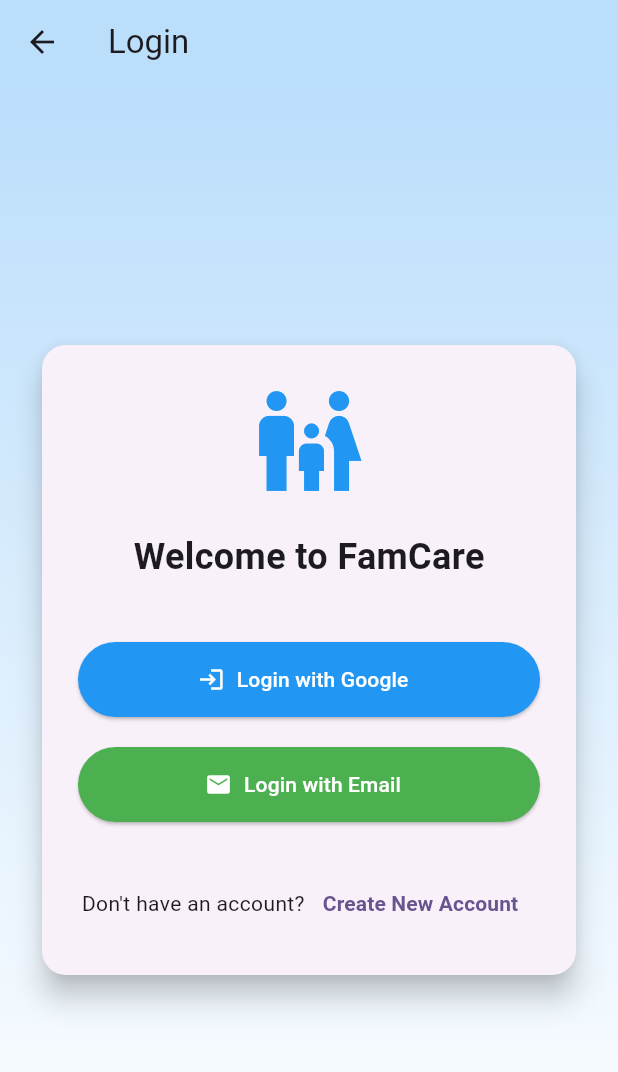
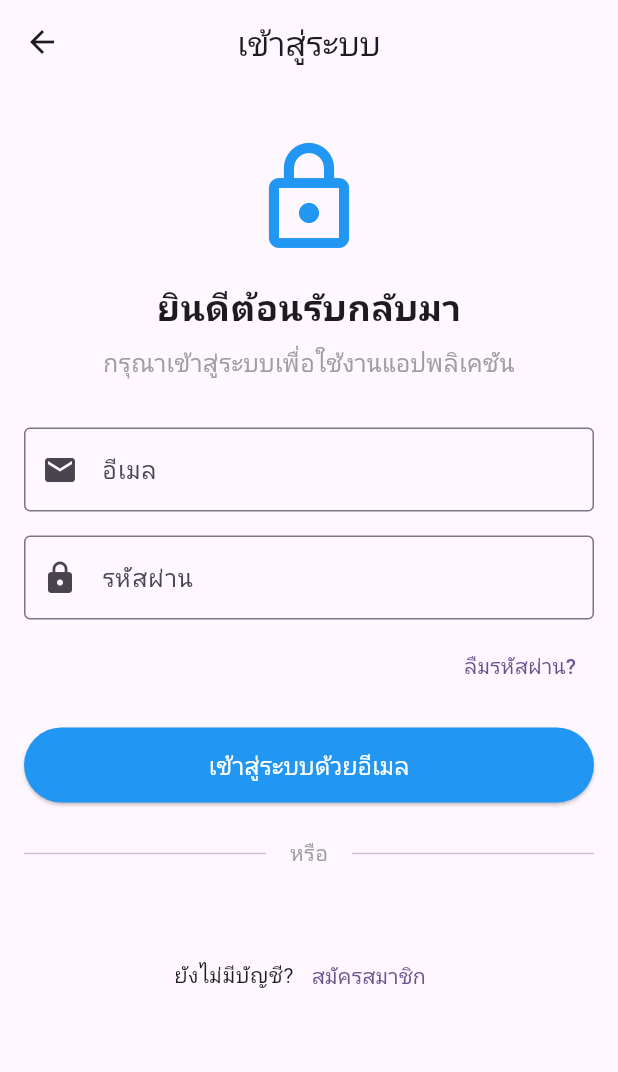
Before and after one commit to peeradol7/fam_care, a Flutter app: the screen it shows after launch, after a tap on "Login to Your Account", on a phone screen of 412 x 824 dp. Shown: the top 1072 px of the screen. Run offline on Flutter 3.47's test engine with Material 3 defaults, Android fonts, the phone set to English and light mode, and no system bars; our stand-ins replace cloud_firestore, firebase_auth, firebase_core, get, go_router, google_sign_in and 1 more; accounts and stored records are empty.

Commit message:
login-page-withemail/password

```diff
--- a/lib/app_routes.dart
+++ b/lib/app_routes.dart
@@ -1,6 +1,6 @@
 import 'package:fam_care/view/input_information_page.dart';
 import 'package:fam_care/view/langding_page.dart';
-import 'package:fam_care/view/login_email_password.dart';
+//import 'package:fam_care/view/login_email_password.dart';
 import 'package:fam_care/view/login_page.dart';
 import 'package:fam_care/view/register_page.dart';
 import 'package:go_router/go_router.dart';
@@ -9,7 +9,6 @@ class AppRoutes {
   static const String landingPage = '/';
   static const String loginPage = '/loginpage';
   static const String registerpage = '/register';
-  static const String loginEmailPasswordPage = '/login_email_page';
   static const String inputInformationPage = '/input-information';
   static final GoRouter router = GoRouter(
     initialLocation: landingPage,
@@ -20,16 +19,16 @@ class AppRoutes {
       ),
       GoRoute(
         path: loginPage,
-        builder: (context, state) => LoginPage(),
+        builder: (context, state) => LoginScreen(),
       ),
       GoRoute(
         path: registerpage,
         builder: (context, state) => RegisterPage(),
       ),
-      GoRoute(
-        path: loginEmailPasswordPage,
-        builder: (context, state) => LoginEmailPassword(),
-      ),
+      // GoRoute(
+      //   path: loginEmailPasswordPage,
+      //   builder: (context, state) => LoginEmailPassword(),
+      // ),
       GoRoute(
         path: inputInformationPage,
         builder: (context, state) => InputInformationPage(),
--- a/lib/view/login_page.dart
+++ b/lib/view/login_page.dart
@@ -1,135 +1,225 @@
-// 1. ปรับปรุง Login Page
-import 'package:fam_care/app_routes.dart';
+import 'package:fam_care/controller/email_login_controller.dart';
 import 'package:flutter/material.dart';
 import 'package:get/get.dart';
 import 'package:go_router/go_router.dart';
+import '../controller/email_login_controller.dart'; // email login controller
+import '../controller/google_auth_controller.dart'; // เพิ่ม controller สำหรับ Google Login
 
-import '../controller/google_auth_controller.dart';
+class LoginScreen extends StatefulWidget {
+  const LoginScreen({Key? key}) : super(key: key);
 
-class LoginPage extends StatelessWidget {
-  LoginPage({Key? key}) : super(key: key);
-  final GoogleAuthController googleAuthController =
-      Get.find<GoogleAuthController>();
+  @override
+  _LoginScreenState createState() => _LoginScreenState();
+}
+
+class _LoginScreenState extends State<LoginScreen> {
+  final EmailLoginController _emailController = Get.put(EmailLoginController());
+  final GoogleAuthController _googleController = Get.put(GoogleAuthController()); // เรียกใช้ controller ที่มีอยู่แล้ว
+  final TextEditingController _emailTextController = TextEditingController();
+  final TextEditingController _passwordController = TextEditingController();
+  final _formKey = GlobalKey<FormState>();
+
+  @override
+  void dispose() {
+    _emailTextController.dispose();
+    _passwordController.dispose();
+    super.dispose();
+  }
 
   @override
   Widget build(BuildContext context) {
-    Future<void> handleLogin() async {
-      try {
-        await googleAuthController.googleLoginController();
-
-        await Future.delayed(Duration(milliseconds: 500));
-
-        if (googleAuthController.userData.value == null) {
-          ScaffoldMessenger.of(context).showSnackBar(
-            SnackBar(content: Text('Login failed. Please try again.')),
-          );
-        } else {
-          if (context.mounted) {
-            context.go(AppRoutes.inputInformationPage);
-          }
-        }
-      } catch (e) {
-        print('Error: $e');
-        if (context.mounted) {
-          ScaffoldMessenger.of(context).showSnackBar(
-            SnackBar(content: Text('An error occurred. Please try again.')),
-          );
-        }
-      }
-    }
-
     return Scaffold(
       appBar: AppBar(
-        title: const Text('Login'),
-        backgroundColor: Colors.blue.shade100,
-        elevation: 0,
+        title: const Text('เข้าสู่ระบบ'),
+        centerTitle: true,
       ),
-      body: Container(
-        decoration: BoxDecoration(
-          gradient: LinearGradient(
-            begin: Alignment.topCenter,
-            end: Alignment.bottomCenter,
-            colors: [Colors.blue.shade100, Colors.white],
-          ),
-        ),
-        child: Center(
+      body: SingleChildScrollView(
         child: Padding(
-            padding: const EdgeInsets.all(24.0),
-            child: Card(
-              elevation: 8,
-              shape: RoundedRectangleBorder(
-                borderRadius: BorderRadius.circular(16),
-              ),
-              child: Padding(
-                padding: const EdgeInsets.all(24.0),
+          padding: const EdgeInsets.all(16.0),
           child: Column(
-                  mainAxisSize: MainAxisSize.min,
             mainAxisAlignment: MainAxisAlignment.center,
+            crossAxisAlignment: CrossAxisAlignment.stretch,
             children: [
+              // ส่วนหัวของหน้าจอ
+              const SizedBox(height: 20),
               const Icon(
-                      Icons.family_restroom,
+                Icons.lock_outlined,
                 size: 80,
                 color: Colors.blue,
               ),
-                    const SizedBox(height: 20),
+              const SizedBox(height: 16),
               const Text(
-                      'Welcome to FamCare',
+                'ยินดีต้อนรับกลับมา',
+                textAlign: TextAlign.center,
                 style: TextStyle(
                   fontSize: 24,
                   fontWeight: FontWeight.bold,
                 ),
               ),
-                    const SizedBox(height: 40),
+              const SizedBox(height: 8),
+              const Text(
+                'กรุณาเข้าสู่ระบบเพื่อใช้งานแอปพลิเคชัน',
+                textAlign: TextAlign.center,
+                style: TextStyle(
+                  fontSize: 16,
+                  color: Colors.grey,
+                ),
+              ),
+              const SizedBox(height: 32),
 
-                    Obx(
-                      () => googleAuthController.isLoading.value
-                          ? Center(child: CircularProgressIndicator())
-                          : ElevatedButton.icon(
-                              icon: const Icon(Icons.login),
-                              label: const Text('Login with Google'),
+              // ส่วนฟอร์มเข้าสู่ระบบด้วย Email/Password
+              Form(
+                key: _formKey,
+                child: Column(
+                  children: [
+                    // ฟิลด์กรอกอีเมล
+                    TextFormField(
+                      controller: _emailTextController,
+                      decoration: const InputDecoration(
+                        labelText: 'อีเมล',
+                        border: OutlineInputBorder(),
+                        prefixIcon: Icon(Icons.email),
+                      ),
+                      keyboardType: TextInputType.emailAddress,
+                      validator: (value) {
+                        if (value == null || value.isEmpty) {
+                          return 'กรุณากรอกอีเมล';
+                        }
+                        if (!GetUtils.isEmail(value)) {
+                          return 'กรุณากรอกอีเมลให้ถูกต้อง';
+                        }
+                        return null;
+                      },
+                    ),
+                    const SizedBox(height: 16),
+
+                    // ฟิลด์กรอกรหัสผ่าน
+                    TextFormField(
+                      controller: _passwordController,
+                      decoration: const InputDecoration(
+                        labelText: 'รหัสผ่าน',
+                        border: OutlineInputBorder(),
+                        prefixIcon: Icon(Icons.lock),
+                      ),
+                      obscureText: true,
+                      validator: (value) {
+                        if (value == null || value.isEmpty) {
+                          return 'กรุณากรอกรหัสผ่าน';
+                        }
+                        if (value.length < 6) {
+                          return 'รหัสผ่านต้องมีความยาวอย่างน้อย 6 ตัวอักษร';
+                        }
+                        return null;
+                      },
+                    ),
+                    const SizedBox(height: 8),
+
+                    // ลิงก์ลืมรหัสผ่าน
+                    Align(
+                      alignment: Alignment.centerRight,
+                      child: TextButton(
+                        onPressed: () {
+                          // TODO: นำทางไปยังหน้าลืมรหัสผ่าน
+                          Get.snackbar(
+                            'แจ้งเตือน',
+                            'ฟีเจอร์นี้ยังไม่เปิดให้ใช้งาน',
+                            backgroundColor: Colors.orange.withOpacity(0.7),
+                            colorText: Colors.white,
+                          );
+                        },
+                        child: const Text('ลืมรหัสผ่าน?'),
+                      ),
+                    ),
+                    const SizedBox(height: 16),
+
+                    // ปุ่มเข้าสู่ระบบด้วย Email/Password
+                    Obx(() => ElevatedButton(
+                      onPressed: _emailController.isLoading.value
+                          ? null
+                          : () {
+                              if (_formKey.currentState!.validate()) {
+                                _emailController.signIn(
+                                  _emailTextController.text,
+                                  _passwordController.text,
+                                  context,
+                                );
+                              }
+                            },
                       style: ElevatedButton.styleFrom(
-                                minimumSize: const Size(double.infinity, 50),
+                        minimumSize: const Size.fromHeight(50),
                         backgroundColor: Colors.blue,
                         foregroundColor: Colors.white,
                       ),
-                              onPressed: () {
-                                handleLogin();
-                              },
+                      child: _emailController.isLoading.value
+                          ? const CircularProgressIndicator(color: Colors.white)
+                          : const Text(
+                              'เข้าสู่ระบบด้วยอีเมล',
+                              style: TextStyle(fontSize: 16),
+                            ),
+                    )),
+                  ],
                 ),
               ),
+              const SizedBox(height: 24),
 
-                    const SizedBox(height: 20),
+              // ตัวแบ่งระหว่างการเข้าสู่ระบบด้วย Email และ Google
+              const Row(
+                children: [
+                  Expanded(child: Divider()),
+                  Padding(
+                    padding: EdgeInsets.symmetric(horizontal: 16),
+                    child: Text(
+                      'หรือ',
+                      style: TextStyle(color: Colors.grey),
+                    ),
+                  ),
+                  Expanded(child: Divider()),
+                ],
+              ),
+              const SizedBox(height: 24),
 
-                    ElevatedButton.icon(
-                      icon: const Icon(Icons.email),
-                      label: const Text('Login with Email'),
-                      style: ElevatedButton.styleFrom(
-                        minimumSize: const Size(double.infinity, 50),
-                        backgroundColor: Colors.green,
-                        foregroundColor: Colors.white,
-                      ),
-                      onPressed: () {
-                        context.push(AppRoutes.inputInformationPage);
-                      },
-                    ),
+              // // ปุ่มเข้าสู่ระบบด้วย Google
+              // Obx(() => ElevatedButton.icon(
+              //   onPressed: _googleController.isLoading.value
+              //       ? null
+              //       : () => _googleController.googleLogin(context),
+              //   icon: _googleController.isLoading.value
+              //       ? const SizedBox(
+              //           width: 24,
+              //           height: 24,
+              //           child: CircularProgressIndicator(
+              //             strokeWidth: 2,
+              //             color: Colors.red,
+              //           ),
+              //         )
+              //       : Image.asset(
+              //           'assets/images/google_logo.png',
+              //           height: 24,
+              //           width: 24,
+              //         ),
+              //   label: const Text(
+              //     'เข้าสู่ระบบด้วย Google',
+              //     style: TextStyle(fontSize: 16),
+              //   ),
+              //   style: ElevatedButton.styleFrom(
+              //     minimumSize: const Size.fromHeight(50),
+              //     backgroundColor: Colors.white,
+              //     foregroundColor: Colors.black87,
+              //     side: const BorderSide(color: Colors.grey),
+              //   ),
+              // )),
+              const SizedBox(height: 24),
 
-                    const SizedBox(height: 30),
-
-                    // ปุ่ม Register
+              // ลิงก์ไปยังหน้าสมัครสมาชิก
               Row(
                 mainAxisAlignment: MainAxisAlignment.center,
                 children: [
-                        const Text('Don\'t have an account?'),
+                  const Text('ยังไม่มีบัญชี?'),
                   TextButton(
-                          child: const Text(
-                            'Create New Account',
-                            style: TextStyle(
-                              fontWeight: FontWeight.bold,
-                            ),
-                          ),
                     onPressed: () {
-                            context.push(AppRoutes.registerpage);
+                      context.go('/register');
                     },
+                    child: const Text('สมัครสมาชิก'),
                   ),
                 ],
               ),
@@ -137,9 +227,6 @@ class LoginPage extends StatelessWidget {
           ),
         ),
       ),
-          ),
-        ),
-      ),
     );
   }
 }
```
Also changed, not shown: lib/controller/email_login_controller.dart (+66 -5 lines), lib/service/email_auth_service.dart (+96 -11 lines), lib/view/login_email_password.dart (deleted, +0 -251 lines), 4 other files. Lines whose indentation alone changed are shown as unchanged.
